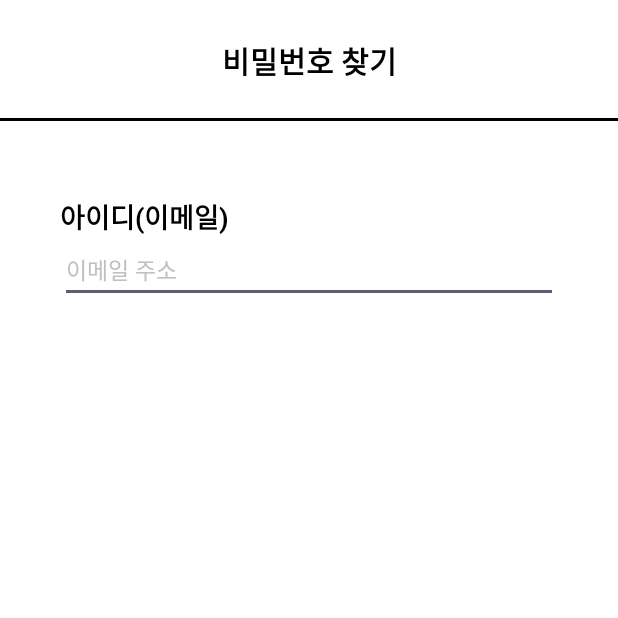
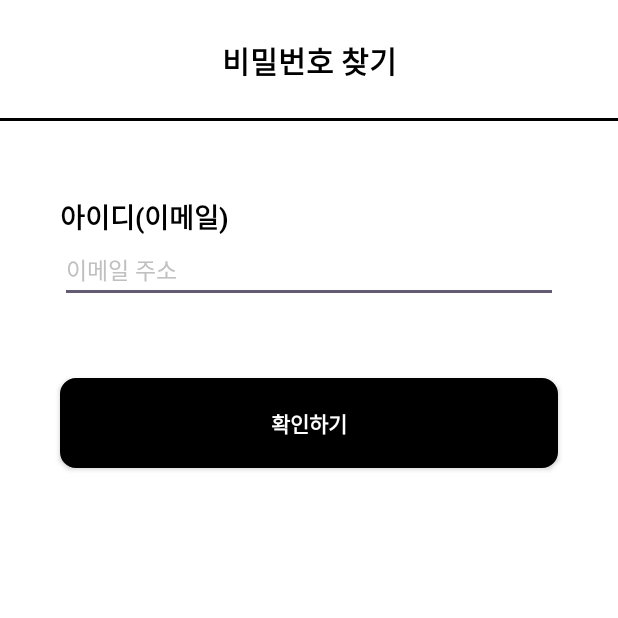
Before and after one commit to karist7/Kickboard_app, an Android app: the FindPasswordActivity screen opened directly, with no data from a screen before it, on a phone screen of 412 x 824 dp, the top half of it. Run offline under Robolectric (Android 15) with nearby library versions, the light colour scheme and no system bars.

Commit message:
clientinfo 수정

```diff
--- a/app/src/main/res/layout/activity_client_infomation.xml
+++ b/app/src/main/res/layout/activity_client_infomation.xml
@@ -27,7 +27,7 @@
         <View
             android:layout_width="match_parent"
             android:layout_height="200dp"
-            android:background="@color/green"/>
+            android:background="@color/gray"/>
 
         <ImageView
             android:layout_width="118dp"
--- a/app/src/main/res/layout/activity_find_password.xml
+++ b/app/src/main/res/layout/activity_find_password.xml
@@ -39,4 +39,15 @@
         android:textColorHint="#C0C0C0"
         android:layout_marginHorizontal="40dp"/>
 
+    <android.widget.Button
+        android:id="@+id/find_password_check_button"
+        android:layout_width="match_parent"
+        android:layout_height="60dp"
+        android:layout_marginHorizontal="40dp"
+        android:layout_marginTop="50dp"
+        android:background="@drawable/solid_black_button"
+        android:textStyle="bold"
+        android:text="확인하기"
+        android:textColor="#ffffff"/>
+
 </LinearLayout>
--- a/app/src/main/res/values/colors.xml
+++ b/app/src/main/res/values/colors.xml
@@ -2,4 +2,5 @@
 <resources>
     <color name="black">#FF000000</color>
     <color name="white">#FFFFFFFF</color>
+    <color name="gray">#D9D9D9</color>
 </resources>
```
Also changed, not shown: app/src/main/java/com/example/scooter2/MainActivity.java (+8 -0 lines).
